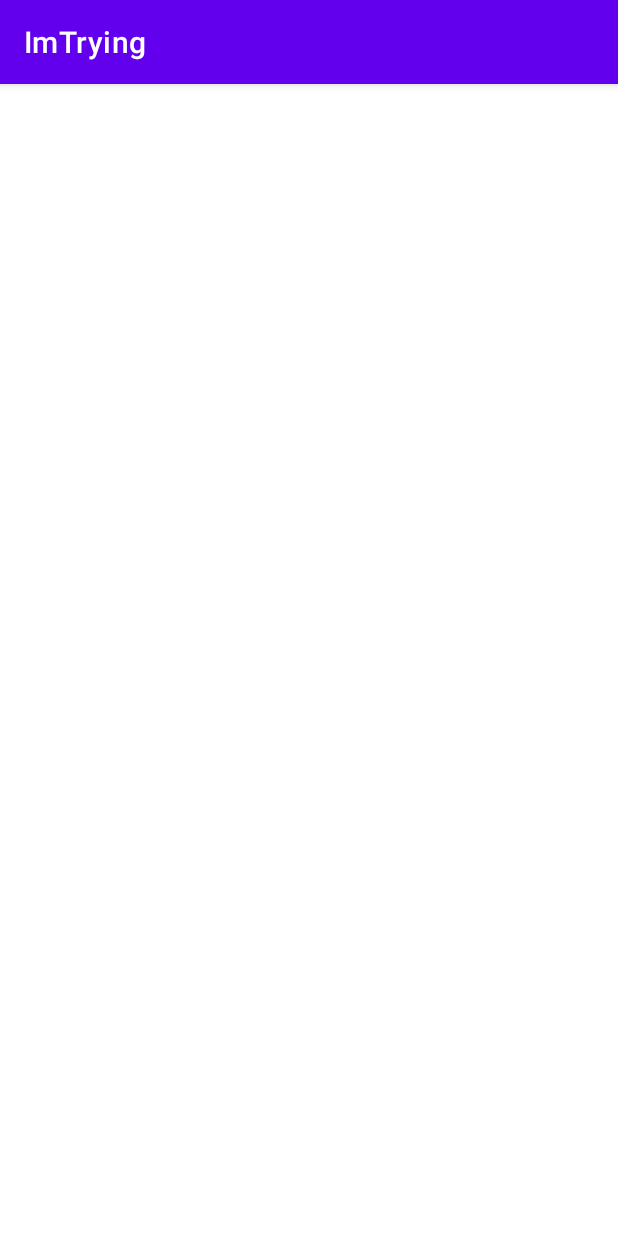
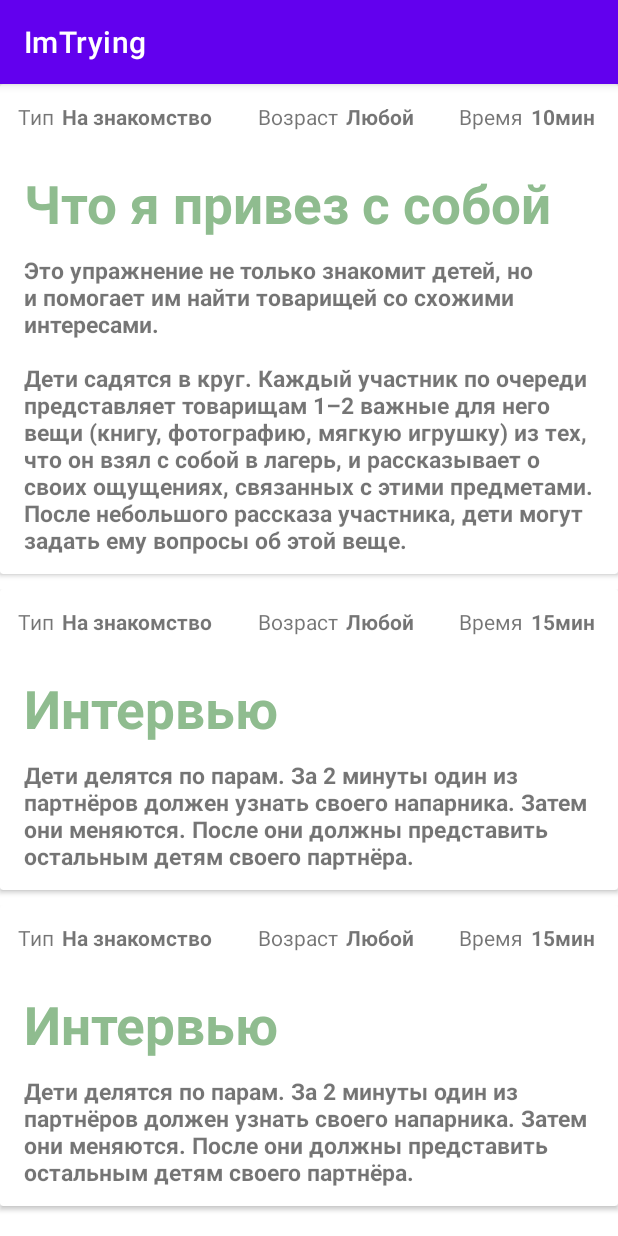
Before and after one commit to ModernMann/Counselor-3, an Android app: the screen it shows after launch (ActivityGames), on a phone screen of 412 x 824 dp. Run offline under Robolectric (Android 15) with nearby library versions, the phone set to English and light mode, and no system bars.

Commit message:
Update DB and Frame

```diff
--- a/app/src/main/java/com/example/imtrying/MyDatabaseHelper.java
+++ b/app/src/main/java/com/example/imtrying/MyDatabaseHelper.java
@@ -106,7 +106,7 @@ public class MyDatabaseHelper extends SQLiteOpenHelper {
         SQLiteDatabase db = this.getReadableDatabase();
 
         if (db != null){
-
+            UploadGames();
         }
         else {
             UploadGames();
@@ -114,21 +114,39 @@ public class MyDatabaseHelper extends SQLiteOpenHelper {
     }
 
     void UploadGames(){
+        long result;
         String[] types = new String[5];
+        String[] years = new String[4];
         types[0] = "На знакомство";
         types[1] = "На сплочение";
         types[2] = "На выявление лидера";
         types[3] = "На снятие тактильного напряжения";
         types[4] = "Интеллектуалка";
+        years[0] = "Младший";
+        years[1] = "Средний";
+        years[2] = "Старший";
+        years[3] = "Любой";
         SQLiteDatabase db = this.getWritableDatabase();
         ContentValues cv = new ContentValues();
         cv.put("Name", "Что я привез с собой");
         cv.put("Description", "Это упражнение не только знакомит детей, но и помогает им найти товарищей со схожими интересами.\n" +
                 "\n" +
                 "Дети садятся в круг. Каждый участник по очереди представляет товарищам 1–2 важные для него вещи (книгу, фотографию, мягкую игрушку) из тех, что он взял с собой в лагерь, и рассказывает о своих ощущениях, связанных с этими предметами. После небольшого рассказа участника, дети могут задать ему вопросы об этой веще.");
-        cv.put("Type", types[1]);
+        cv.put("Type", types[0]);
         cv.put("Time", 10);
-        cv.put("Year", "Любой");
-        long result = db.insert("Games",null ,cv);
+        cv.put("Year", years[3]);
+        result = db.insert("Games",null ,cv);
+        cv.put("Name", "Интервью");
+        cv.put("Description", "Дети делятся по парам. За 2 минуты один из партнёров должен узнать своего напарника. Затем они меняются. После они должны представить остальным детям своего партнёра.");
+        cv.put("Type", types[0]);
+        cv.put("Time", 15);
+        cv.put("Year", years[3]);
+        result = db.insert("Games",null ,cv);
+        cv.put("Name", "Интервью");
+        cv.put("Description", "Дети делятся по парам. За 2 минуты один из партнёров должен узнать своего напарника. Затем они меняются. После они должны представить остальным детям своего партнёра.");
+        cv.put("Type", types[0]);
+        cv.put("Time", 15);
+        cv.put("Year", years[3]);
+        result = db.insert("Games",null ,cv);
     }
 }
--- a/app/src/main/res/layout/my_row.xml
+++ b/app/src/main/res/layout/my_row.xml
@@ -36,7 +36,7 @@
                 android:id="@+id/game_description_txt"
                 android:layout_width="wrap_content"
                 android:layout_height="wrap_content"
-                android:layout_marginTop="25dp"
+                android:layout_marginTop="10dp"
                 android:inputType="textMultiLine"
                 android:text="Description"
                 android:textSize="15sp"
```
